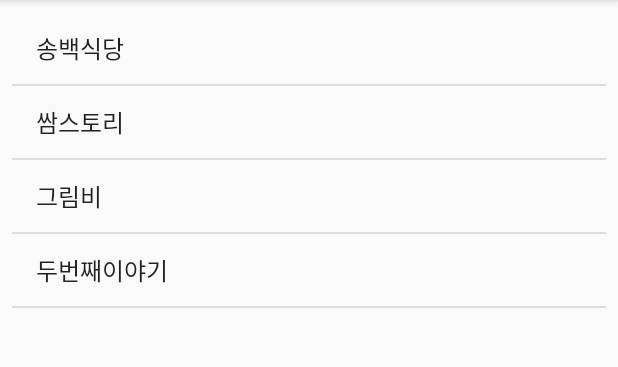
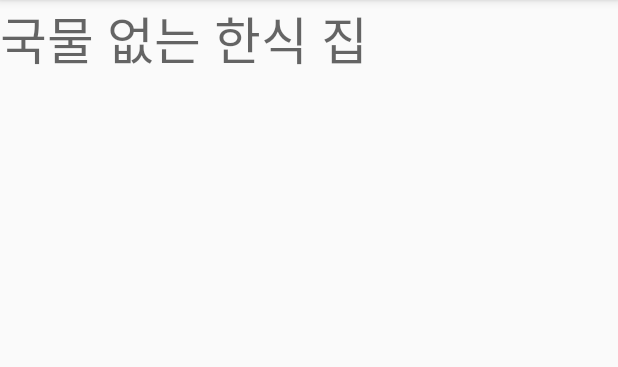
Before and after one commit to hohyunjun/DiningCode, an Android app: the Select_not_soup screen opened directly, with no data from a screen before it, on a phone screen of 412 x 824 dp, the part 84-451 px from its top. Run offline under Robolectric (Android 15) with nearby library versions, the phone set to English and light mode, and no system bars.

Commit message:
Revert "최종 ListView 틀 제작 및 인스턴스 추가(인스턴스 수정 필요)"
This reverts commit d273f3faa98fcb818fde06b8580d10d6da9854f9.

```diff
--- a/MyApplication/app/src/main/java/com/example/one10/myapplication/Select_not_soup.java
+++ b/MyApplication/app/src/main/java/com/example/one10/myapplication/Select_not_soup.java
@@ -2,10 +2,6 @@ package com.example.one10.myapplication;
 
 import android.os.Bundle;
 import android.support.v7.app.AppCompatActivity;
-import android.widget.ArrayAdapter;
-import android.widget.ListView;
-
-import java.util.ArrayList;
 
 /**
  * Created by one10 on 2017-11-01.
@@ -16,15 +12,5 @@ public class Select_not_soup extends AppCompatActivity {
     protected void onCreate(Bundle savedInstanceState) {
         super.onCreate(savedInstanceState);
         setContentView(R.layout.activity_select_not_soup);
-
-        ListView listview=(ListView)findViewById(R.id.listview5); // 리스트뷰 객체화
-        ArrayList<String> data = new ArrayList<String>(); // 리스트뷰에 담을 배열
-        data.add("송백식당");
-        data.add("쌈스토리");
-        data.add("그림비");
-        data.add("두번째이야기");
-        ArrayAdapter<String> adapter = new ArrayAdapter<String>(this,android.R.layout.simple_list_item_1,data);
-
-        listview.setAdapter(adapter);
     }
 }
--- a/MyApplication/app/src/main/res/layout/activity_select_not_soup.xml
+++ b/MyApplication/app/src/main/res/layout/activity_select_not_soup.xml
@@ -1,21 +1,16 @@
 <?xml version="1.0" encoding="utf-8"?>
 <android.support.constraint.ConstraintLayout
     xmlns:android="http://schemas.android.com/apk/res/android"
-    xmlns:app="http://schemas.android.com/apk/res-auto"
     xmlns:tools="http://schemas.android.com/tools"
     android:layout_width="match_parent"
     android:layout_height="match_parent">
 
-    <ListView
-        android:id="@+id/listview5"
-        android:layout_width="0dp"
-        android:layout_height="0dp"
-        android:layout_marginBottom="8dp"
-        android:layout_marginEnd="8dp"
-        android:layout_marginStart="8dp"
-        android:layout_marginTop="8dp"
-        app:layout_constraintBottom_toBottomOf="parent"
-        app:layout_constraintEnd_toEndOf="parent"
-        app:layout_constraintStart_toStartOf="parent"
-        app:layout_constraintTop_toTopOf="parent" />
+    <TextView
+        android:id="@+id/textView10"
+        android:layout_width="wrap_content"
+        android:layout_height="wrap_content"
+        android:text="국물 없는 한식 집"
+        android:textAppearance="@style/TextAppearance.AppCompat.Display1"
+        tools:layout_editor_absoluteX="0dp"
+        tools:layout_editor_absoluteY="53dp" />
 </android.support.constraint.ConstraintLayout>
```
Also changed, not shown: MyApplication/app/src/main/java/com/example/one10/myapplication/Select_chicken.java (+0 -13 lines), MyApplication/app/src/main/java/com/example/one10/myapplication/Select_china.java (+0 -18 lines), MyApplication/app/src/main/java/com/example/one10/myapplication/Select_not_chicken.java (+0 -19 lines), MyApplication/app/src/main/java/com/example/one10/myapplication/Select_not_kor.java (+0 -12 lines), MyApplication/app/src/main/java/com/example/one10/myapplication/Select_snack.java (+0 -17 lines), MyApplication/app/src/main/java/com/example/one10/myapplication/Select_soup.java (+0 -14 lines), MyApplication/app/src/main/java/com/example/one10/myapplication/Select_western.java (+0 -11 lines), MyApplication/app/src/main/res/layout/activity_select_chicken.xml (+8 -13 lines), MyApplication/app/src/main/res/layout/activity_select_china.xml (+8 -13 lines), MyApplication/app/src/main/res/layout/activity_select_not_chicken.xml (+8 -13 lines), MyApplication/app/src/main/res/layout/activity_select_not_kor.xml (+8 -12 lines), MyApplication/app/src/main/res/layout/activity_select_snack.xml (+8 -13 lines), MyApplication/app/src/main/res/layout/activity_select_soup.xml (+8 -13 lines), MyApplication/app/src/main/res/layout/activity_select_western.xml (+8 -13 lines).
